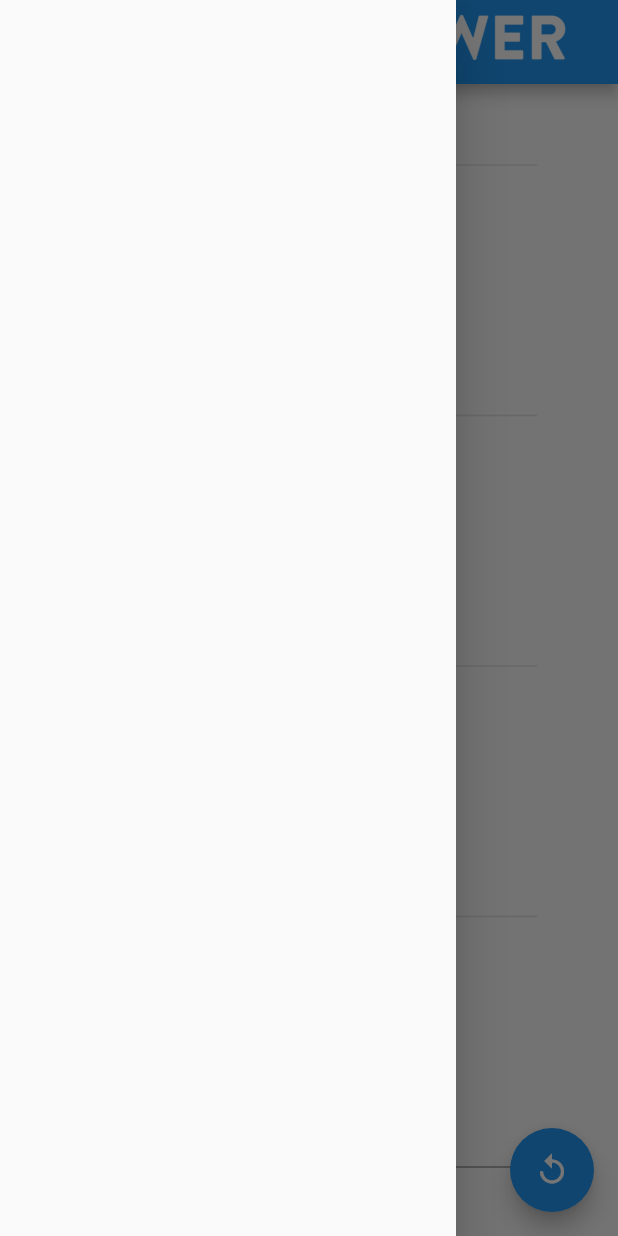
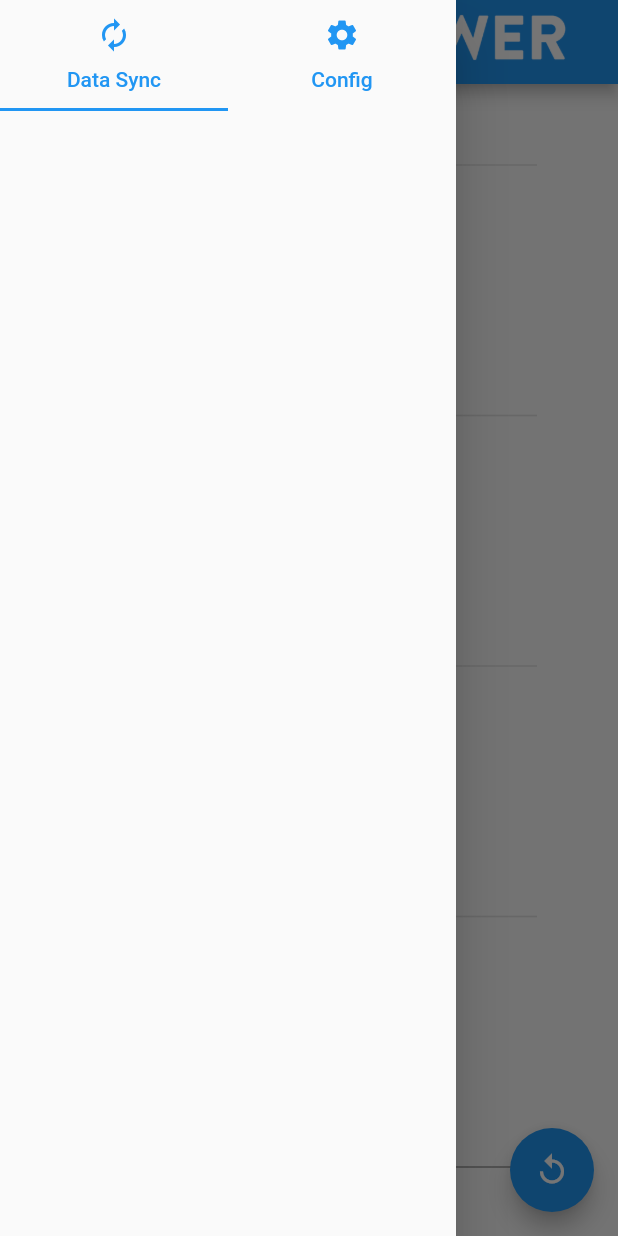
Before and after one commit to patientempowerment/bars-frontend, a Flutter app: the screen it shows after launch, with the side drawer open, on a phone screen of 412 x 824 dp. Run offline on Flutter 3.47's test engine with Material 2 defaults, Android fonts, the phone set to English and light mode, and no system bars; our stand-ins replace charts_flutter, tuple; missing offline and left inert: animator.

Commit message:
sync finished
Co-authored-by: Justus justus.hildebrand@student.hpi.de

```diff
--- a/lib/utils.dart
+++ b/lib/utils.dart
@@ -6,15 +6,41 @@ import 'package:bars_frontend/main.dart';
 import 'package:flutter/material.dart';
 import 'package:http/http.dart' as http;
 import 'dart:io';
+import 'package:path_provider/path_provider.dart';
 
-readJSON(String path) async {
+ensureDirExistence(String path) async {
+  final dir = new Directory(path);
+  dir.exists().then((isThere) async {
+    if (!isThere)
+      await dir.create(recursive: true);
+  });
+}
+
+legacyReadJSON(String path) async {
   String json = await rootBundle.loadString(path);
   return jsonDecode(json);
 }
 
-writeJSON(String path, String filename, Map<String, dynamic> content) async {
+directoryContents(String subDir) async {
+  List<String> files = [];
+  final rootDir = await getApplicationDocumentsDirectory();
+  final dir = new Directory(rootDir.path + '/' + subDir);
+
+  await for (FileSystemEntity entity in dir.list(recursive: false, followLinks: false)) {
+    files.add(entity.path.split('/').last.replaceAll('.json', ''));
+  }
+  return files;
+}
+
+readJSON(String subDir, String filename) async {
+  //TODO
+}
+
+writeJSON(String subDir, String filename, Map<String, dynamic> content) async {
   String json = jsonEncode(content);
-  await new File('assets/' + path + filename + '.json').writeAsString(json);
+  final rootDir = await getApplicationDocumentsDirectory();
+  ensureDirExistence(rootDir.path + '/' + subDir);
+  await new File(rootDir.path + '/' + subDir + filename + '.json').writeAsString(json);
 }
 
 trainModels(Map<String, dynamic> serverConfig) async {
@@ -79,13 +105,13 @@ getFeatureConfig(Map<String, dynamic> serverConfig) async {
     features = jsonDecode(featureConfigResponse.body);
   }
   catch (e) { // something with the web request went wrong, use local file fallback
-    features = await readJSON(serverConfig['fallbacks']['features_config']);
+    features = await legacyReadJSON(serverConfig['fallbacks']['features_config']);
   }
   return features;
 }
 
 initializeData() async {
-  Map<String, dynamic> serverConfig = await readJSON('assets/server_config.json');
+  Map<String, dynamic> serverConfig = await legacyReadJSON('assets/server_config.json');
   Map<String, dynamic> subset;
   Map<String, dynamic> response = {};
   if (serverConfig["last_used_subset"] == null) {
@@ -97,7 +123,7 @@ initializeData() async {
     response["server_config"] = serverConfig;
   }
   else {
-    subset = await readJSON('assets/subsets/' + serverConfig["last_used_subset"] + '.json');
+    subset = await legacyReadJSON('assets/subsets/' + serverConfig["last_used_subset"] + '.json');
     response["subset"] = subset;
     response["server_config"] = serverConfig;
   }
@@ -118,7 +144,7 @@ generateLabelsConfig(columns) {
 }
 /// Reads model, feature and label configs.
 readData() async {
-  Map<String, dynamic> serverConfig = await readJSON('assets/server_config.json');
+  Map<String, dynamic> serverConfig = await legacyReadJSON('assets/server_config.json');
   Map<String, dynamic> localFallbacks = serverConfig["fallbacks"];
   String serverAddress = serverConfig["address"];
 
@@ -127,10 +153,10 @@ readData() async {
   getFeatureConfig(serverAddress, jsonEncode(serverConfig["database"], localFallbacks["feature-config"])
   *//// WARN: Currently always using feature fallback.
   Map<String, dynamic> features =
-      await readJSON(localFallbacks["features_config"]);
+      await legacyReadJSON(localFallbacks["features_config"]);
 
   // load labels
-  Map<String, dynamic> labelsConfig = await readJSON(
+  Map<String, dynamic> labelsConfig = await legacyReadJSON(
       'assets/configs/labels_config.json');
   Map<String, dynamic> labels = labelsConfig["label_titles"];
   String labelsJSON = jsonEncode({"labels": labelsConfig["labels"]});
@@ -145,7 +171,7 @@ readData() async {
     models = jsonDecode(modelsResponse.body);
   } catch (e) {
     // something with the web request went wrong, use local file fallback
-    models = await readJSON(localFallbacks["models"]);
+    models = await legacyReadJSON(localFallbacks["models"]);
   }
   return [models, features, labels, serverConfig];
 }
--- a/lib/widgets/adminSettings.dart
+++ b/lib/widgets/adminSettings.dart
@@ -1,6 +1,8 @@
 import 'package:flutter/material.dart';
 import 'package:bars_frontend/main.dart';
 import 'package:bars_frontend/utils.dart';
+import 'package:animator/animator.dart';
+import 'dart:math';
 
 class AdminDrawer extends StatefulWidget {
   final MyHomePageState homePageState;
@@ -13,11 +15,12 @@ class AdminDrawer extends StatefulWidget {
   }
 }
 
-class AdminDrawerState extends State<AdminDrawer> {
+class AdminDrawerState extends State<AdminDrawer>
+    with SingleTickerProviderStateMixin {
   MyHomePageState homePageState;
-
   AdminDrawerState(this.homePageState, this.serverConfig);
 
+  TabController tabController;
   SubsetFetchState syncState = SubsetFetchState.Fetching;
   Map<String, dynamic> serverConfig;
   Map<String, dynamic> subsets;
@@ -29,6 +32,8 @@ class AdminDrawerState extends State<AdminDrawer> {
     "enabled": false,
     "hasBeenPressed": false
   };
+  Map<String, dynamic> subsetConfigs = {};
+  List<String> subsetConfigNames = [];
 
   static Key formKey = new UniqueKey();
 
@@ -36,8 +41,15 @@ class AdminDrawerState extends State<AdminDrawer> {
   void initState() {
     super.initState();
     subsets = _fetchSubsets();
+    tabController = TabController(length: 2, vsync: this);
+    _getConfigNames().then((result) {
+      subsetConfigNames = result;
+    });
   }
 
+  _getConfigNames() async {
+    return directoryContents('subsets/');
+  }
   _setSubsetTile(title) {
     for (var s in subsets.entries) {
       if (s.key == title) {
@@ -51,27 +63,13 @@ class AdminDrawerState extends State<AdminDrawer> {
   _fetchSubsets() {
     getDatabase(serverConfig).then((result) {
       setState(() {
-        subsets = result;
+        subsets = result ?? {};
         for (var subset in subsets.entries) {
           subset.value["syncButtonState"] = SyncButtonState.Ready;
         }
         syncState = SubsetFetchState.Fetched;
       });
     });
-  }
-
-  _fetchColumns() {
-    getSubset(serverConfig).then(
-      (result) {
-        setState(
-          () {
-            features = result["columns"];
-          },
-        );
-      },
-    );
-    fetchButton["enabled"] = false;
-    trainButton["enabled"] = true;
   }
 
   _trainModels(String name, Map<String, dynamic> subset) {
@@ -82,7 +80,14 @@ class AdminDrawerState extends State<AdminDrawer> {
     });
     trainModels(serverConfig).then((result) async {
       await writeJSON('subsets/', name, result);
+      setState(() {
         subsets[name]["syncButtonState"] = SyncButtonState.Synced;
+      });
+    }).catchError((e) => {
+          setState(() {
+            subsets[name]["syncButtonState"] = SyncButtonState.Error;
+          }),
+          print(e)
         });
   }
 
@@ -91,8 +96,87 @@ class AdminDrawerState extends State<AdminDrawer> {
     return Drawer(
       child: Column(
         children: <Widget>[
+          SafeArea(child: getTabBar()),
+          Flexible(child: getTabBarPages())
+        ],
+      )
+    );
+  }
+
+  Widget loadingButton(String subsetName) {
+    SyncButtonState buttonState = subsets[subsetName]["syncButtonState"];
+
+    Widget child;
+    Color buttonColor = Colors.blue;
+    Color borderColor = Colors.blue;
+    double elevation = 0;
+
+    if (buttonState == SyncButtonState.Ready) {
+      child = Icon(Icons.autorenew, color: Colors.blue);
+      buttonColor = Colors.white;
+    } else if (buttonState == SyncButtonState.Syncing) {
+      buttonColor = Colors.white;
+      borderColor = Colors.white;
+      child = makeAnimator(1, 0, Icon(Icons.autorenew, color: Colors.blue));
+    } else if (buttonState == SyncButtonState.Synced) {
+      buttonColor = Colors.white;
+      borderColor = Colors.white;
+      child = Icon(Icons.check, color: Colors.green);
+    } else if (buttonState == SyncButtonState.Error) {
+      buttonColor = Colors.white;
+      borderColor = Colors.white;
+      child = Icon(Icons.error, color: Colors.red);
+    }
+
+    return RaisedButton(
+      onPressed: (buttonState == SyncButtonState.Ready)
+          ? () => _trainModels(subsetName, subsets[subsetName])
+          : null,
+      child: child,
+      color: buttonColor,
+      shape: RoundedRectangleBorder(
+          side: BorderSide(color: borderColor),
+          borderRadius: new BorderRadius.circular(5.0)),
+      disabledColor: buttonColor,
+      disabledElevation: elevation,
+      elevation: elevation,
+    );
+  }
+
+  Widget makeAnimator(int seconds, int repeats, Widget icon) {
+    return Animator(
+        tween: Tween<double>(begin: 0, end: 2 * pi),
+        duration: Duration(seconds: seconds),
+        repeats: repeats,
+        builder: (anim) => Transform.rotate(angle: anim.value, child: icon));
+  }
+
+  Widget getTabBar() {
+    return TabBar(
+      controller: tabController,
+    tabs: [
+      Tab(child: Text("Data Sync", style: TextStyle(color: Colors.blue)),
+          icon: Icon(Icons.autorenew, color: Colors.blue)),
+      Tab(child: Text("Config", style: TextStyle(color: Colors.blue)),
+          icon: Icon(Icons.settings, color: Colors.blue))
+    ]);
+  }
+  Widget getTabBarPages() {
+    return TabBarView(
+    controller: tabController,
+    children: <Widget> [
+      Column(
+        children: <Widget>[
           Flexible(
-            child: ListView.builder(
+            child: Center(
+              child: (syncState == SubsetFetchState.Fetching)
+                  ? makeAnimator(
+                  1,
+                  0,
+                  Icon(Icons.autorenew,
+                      color: Colors.blue,
+                      size: MediaQuery.of(context).size.width / 8))
+                  : ListView.builder(
                   shrinkWrap: true,
                   itemCount: (subsets ??= {}).length,
                   itemBuilder: (context, position) {
@@ -107,37 +191,44 @@ class AdminDrawerState extends State<AdminDrawer> {
                                     onTap: () => setState(() {
                                       _setSubsetTile(name);
                                     }))),
-                      loadingButton(name)
+                            Padding(
+                              padding: const EdgeInsets.only(right: 10.0),
+                              child: loadingButton(name),
+                            )
                           ],
                         ));
                   }),
             ),
+          ),
         ],
       ),
-    );
-  }
-
-  Widget loadingButton(String subsetName) {
-    SyncButtonState buttonState = subsets[subsetName]["syncButtonState"];
-
-    Widget child;
-    Color buttonColor = Colors.blue;
-
-    if (buttonState == SyncButtonState.Ready) {
-      child = Icon(Icons.autorenew, color: Colors.white);
-    } else if (buttonState == SyncButtonState.Syncing) {
-    } else if (buttonState == SyncButtonState.Synced) {
-    } else if (buttonState == SyncButtonState.Error) {
-      buttonColor = Colors.red;
-    }
-
-    return RaisedButton(
-        onPressed: (buttonState == SyncButtonState.Ready)
-            ? () => _trainModels(subsetName, subsets[subsetName])
-            : null,
-        child: child,
-    color: buttonColor,
-    disabledColor: buttonColor,);
+      Column(
+        children: <Widget>[
+          //Flexible(child: Center(child: makeAnimator(600, 1, Icon(Icons.mood_bad, color: Colors.red, size: MediaQuery.of(context).size.width / 8)))),
+          Flexible(
+            child: Center(
+              child: ListView.builder(
+                  itemCount: (subsetConfigNames ??= []).length,
+                  itemBuilder: (context, position) {
+                    String name = subsetConfigNames[position];
+                    return Card(
+                        child: Row(
+                          children: <Widget>[
+                            Flexible(
+                                child: ListTile(
+                                    key: Key(name),
+                                    title: Text(name),
+                                    onTap: () => null
+                                )
+                            ),
+                          ],
+                        ));
+                  }),
+            ),
+          )
+        ],
+      )
+    ]);
   }
 /*
   @override
--- a/pubspec.yaml
+++ b/pubspec.yaml
@@ -23,6 +23,7 @@ dependencies:
   path_provider: ^1.1.0
   http: 0.12.0+2
   tuple: ^1.0.2
+  animator: ^0.1.4
 
   # The following adds the Cupertino Icons font to your application.
   # Use with the CupertinoIcons class for iOS style icons.
```
Lines whose indentation alone changed are shown as unchanged.
